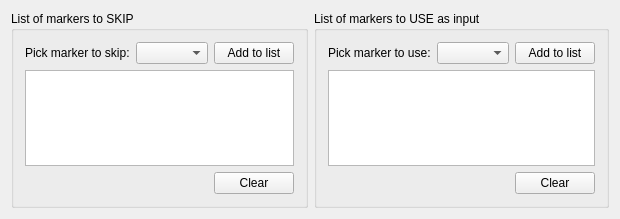
Qt form src/Widgets/AwSelectInputDataWidget.ui (HIP-infrastructure/anywave-code) before a commit.
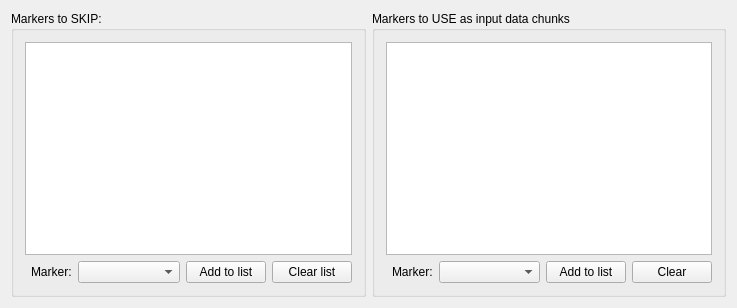
The same form after that commit. Custom widgets are drawn as their Qt base class.

```diff
--- a/src/Widgets/AwSelectInputDataWidget.ui
+++ b/src/Widgets/AwSelectInputDataWidget.ui
@@ -6,8 +6,8 @@
    <rect>
     <x>0</x>
     <y>0</y>
-    <width>576</width>
-    <height>219</height>
+    <width>737</width>
+    <height>308</height>
    </rect>
   </property>
   <property name="windowTitle">
@@ -17,35 +17,10 @@
    <item>
     <widget class="QGroupBox" name="groupBoxMarkers">
      <property name="title">
-      <string>List of markers to SKIP</string>
+      <string>Markers to SKIP:</string>
      </property>
      <layout class="QGridLayout" name="gridLayout_2">
-      <item row="0" column="0" colspan="2">
-       <layout class="QHBoxLayout" name="horizontalLayout_3">
-        <item>
-         <widget class="QLabel" name="label_4">
-          <property name="sizePolicy">
-           <sizepolicy hsizetype="Expanding" vsizetype="Preferred">
-            <horstretch>0</horstretch>
-            <verstretch>0</verstretch>
-           </sizepolicy>
-          </property>
-          <property name="text">
-           <string>Pick marker to skip:</string>
-          </property>
-         </widget>
-        </item>
-        <item>
-         <widget class="AwComboMarker" name="comboSkip">
-          <property name="sizePolicy">
-           <sizepolicy hsizetype="Expanding" vsizetype="Fixed">
-            <horstretch>0</horstretch>
-            <verstretch>0</verstretch>
-           </sizepolicy>
-          </property>
-         </widget>
-        </item>
-        <item>
+      <item row="1" column="3">
          <widget class="QPushButton" name="buttonSkip">
           <property name="sizePolicy">
            <sizepolicy hsizetype="Preferred" vsizetype="Fixed">
@@ -58,22 +33,24 @@
           </property>
          </widget>
         </item>
-        <item>
-         <spacer name="horizontalSpacer_5">
-          <property name="orientation">
-           <enum>Qt::Horizontal</enum>
-          </property>
-          <property name="sizeHint" stdset="0">
-           <size>
-            <width>40</width>
-            <height>20</height>
-           </size>
-          </property>
-         </spacer>
-        </item>
-       </layout>
-      </item>
-      <item row="1" column="0" colspan="2">
+      <item row="1" column="2">
+       <widget class="AwComboMarker" name="comboSkip">
+        <property name="sizePolicy">
+         <sizepolicy hsizetype="Expanding" vsizetype="Fixed">
+          <horstretch>0</horstretch>
+          <verstretch>0</verstretch>
+         </sizepolicy>
+        </property>
+       </widget>
+      </item>
+      <item row="1" column="1">
+       <widget class="QLabel" name="label">
+        <property name="text">
+         <string>Marker:</string>
+        </property>
+       </widget>
+      </item>
+      <item row="0" column="0" colspan="5">
        <widget class="QListWidget" name="listWidgetSkip">
         <property name="toolTip">
          <string>Markers in this list will  be skipped</string>
@@ -83,23 +60,16 @@
         </property>
        </widget>
       </item>
-      <item row="2" column="0">
-       <spacer name="horizontalSpacer_8">
-        <property name="orientation">
-         <enum>Qt::Horizontal</enum>
-        </property>
-        <property name="sizeHint" stdset="0">
-         <size>
-          <width>172</width>
-          <height>20</height>
-         </size>
-        </property>
-       </spacer>
-      </item>
-      <item row="2" column="1">
+      <item row="1" column="4">
        <widget class="QPushButton" name="buttonClearSkip">
+        <property name="sizePolicy">
+         <sizepolicy hsizetype="Preferred" vsizetype="Fixed">
+          <horstretch>0</horstretch>
+          <verstretch>0</verstretch>
+         </sizepolicy>
+        </property>
         <property name="text">
-         <string>Clear</string>
+         <string>Clear list</string>
         </property>
        </widget>
       </item>
@@ -109,25 +79,23 @@
    <item>
     <widget class="QGroupBox" name="groupBox_3">
      <property name="title">
-      <string>List of markers to USE as input</string>
+      <string>Markers to USE as input data chunks</string>
      </property>
      <layout class="QGridLayout" name="gridLayout_3">
-      <item row="0" column="0" colspan="2">
-       <layout class="QHBoxLayout" name="horizontalLayout_5">
-        <item>
-         <widget class="QLabel" name="label_5">
+      <item row="1" column="4">
+       <widget class="QPushButton" name="buttonClearUse">
           <property name="sizePolicy">
-           <sizepolicy hsizetype="Expanding" vsizetype="Preferred">
+         <sizepolicy hsizetype="Preferred" vsizetype="Fixed">
             <horstretch>0</horstretch>
             <verstretch>0</verstretch>
            </sizepolicy>
           </property>
           <property name="text">
-           <string>Pick marker to use:</string>
+         <string>Clear</string>
           </property>
          </widget>
         </item>
-        <item>
+      <item row="1" column="2">
          <widget class="AwComboMarker" name="comboUse">
           <property name="sizePolicy">
            <sizepolicy hsizetype="Expanding" vsizetype="Fixed">
@@ -137,42 +105,7 @@
           </property>
          </widget>
         </item>
-        <item>
-         <widget class="QPushButton" name="buttonUse">
-          <property name="text">
-           <string>Add to list</string>
-          </property>
-         </widget>
-        </item>
-        <item>
-         <spacer name="horizontalSpacer_7">
-          <property name="orientation">
-           <enum>Qt::Horizontal</enum>
-          </property>
-          <property name="sizeHint" stdset="0">
-           <size>
-            <width>40</width>
-            <height>20</height>
-           </size>
-          </property>
-         </spacer>
-        </item>
-       </layout>
-      </item>
-      <item row="2" column="0">
-       <spacer name="horizontalSpacer_9">
-        <property name="orientation">
-         <enum>Qt::Horizontal</enum>
-        </property>
-        <property name="sizeHint" stdset="0">
-         <size>
-          <width>172</width>
-          <height>20</height>
-         </size>
-        </property>
-       </spacer>
-      </item>
-      <item row="1" column="0" colspan="2">
+      <item row="0" column="0" colspan="5">
        <widget class="QListWidget" name="listWidgetUse">
         <property name="toolTip">
          <string>Markers in this list will be used as input.
@@ -183,10 +116,29 @@
         </property>
        </widget>
       </item>
-      <item row="2" column="1">
-       <widget class="QPushButton" name="buttonClearUse">
+      <item row="1" column="1">
+       <widget class="QLabel" name="label_5">
+        <property name="sizePolicy">
+         <sizepolicy hsizetype="Preferred" vsizetype="Preferred">
+          <horstretch>0</horstretch>
+          <verstretch>0</verstretch>
+         </sizepolicy>
+        </property>
         <property name="text">
-         <string>Clear</string>
+         <string>Marker:</string>
+        </property>
+       </widget>
+      </item>
+      <item row="1" column="3">
+       <widget class="QPushButton" name="buttonUse">
+        <property name="sizePolicy">
+         <sizepolicy hsizetype="Preferred" vsizetype="Fixed">
+          <horstretch>0</horstretch>
+          <verstretch>0</verstretch>
+         </sizepolicy>
+        </property>
+        <property name="text">
+         <string>Add to list</string>
         </property>
        </widget>
       </item>
```
Lines whose indentation alone changed are shown as unchanged.
